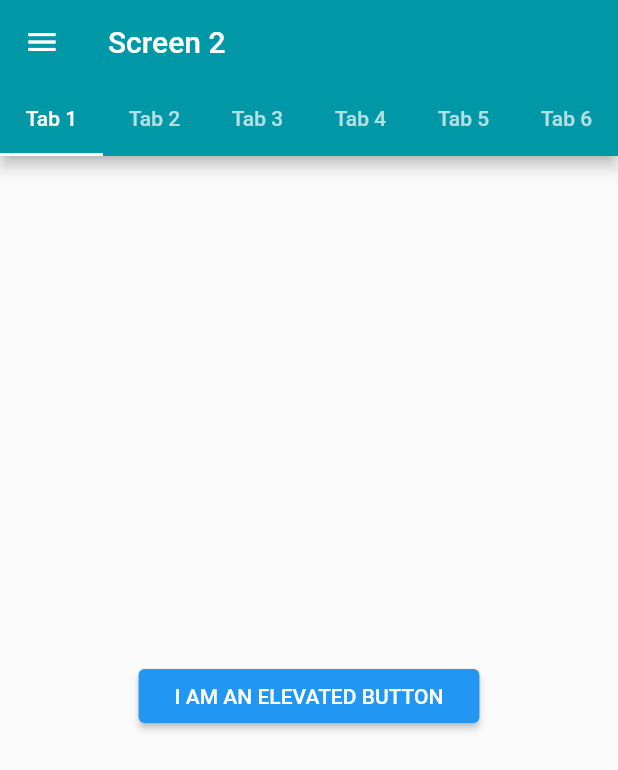
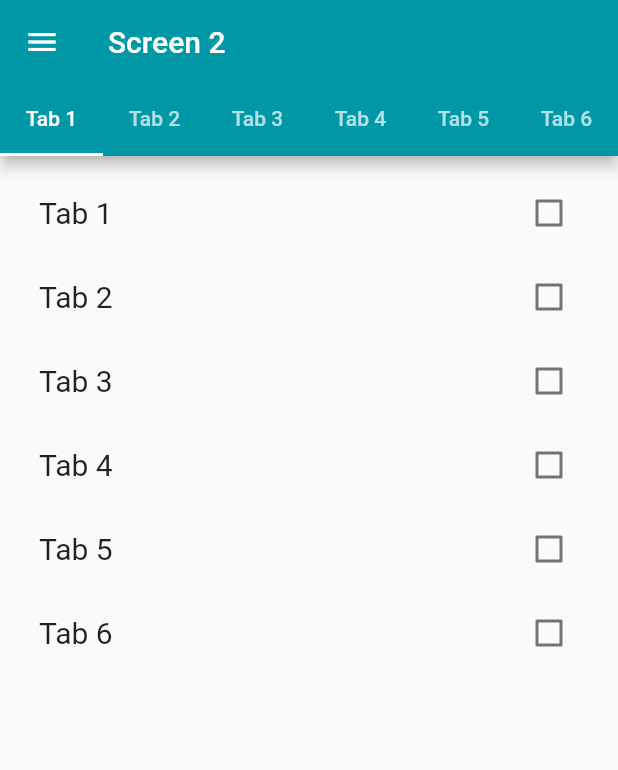
Before and after one commit to justEhmadSaeed/TabBar-Flutter, a Flutter app: the Screen2 screen opened by its route, on a phone screen of 412 x 824 dp. Shown: the top 770 px of the screen. Run offline on Flutter 3.47's test engine with Material 2 defaults, Android fonts, the phone set to English and light mode, and no system bars.

Commit message:
📦 NEW: ADD DatePicker

```diff
--- /dev/null
+++ b/lib/CheckBoxList.dart
@@ -0,0 +1,39 @@
+import 'package:flutter/material.dart';
+import 'package:tabbar_flutter/constants.dart';
+
+class CheckBoxList extends StatefulWidget {
+  CheckBoxList({required this.children, required this.controller}) {
+    this.values = List.generate(children.length, (index) => false);
+  }
+  final List<String> children;
+  late final List<bool> values;
+
+  final TabController controller;
+  @override
+  _CheckBoxListState createState() => _CheckBoxListState();
+}
+
+class _CheckBoxListState extends State<CheckBoxList> {
+  @override
+  Widget build(BuildContext context) {
+    var children = widget.children;
+    var values = widget.values;
+    return Column(
+        children: children.map((element) {
+      int index = children.indexOf(element);
+      return CheckboxListTile(
+        activeColor: Colors.teal,
+        title: Text(
+          element,
+          style: kCheckboxListTileStyle,
+        ),
+        value: values[index],
+        onChanged: (bool? value) {
+          setState(() {
+            values[index] = value!;
+          });
+        },
+      );
+    }).toList());
+  }
+}
--- a/lib/Screen2.dart
+++ b/lib/Screen2.dart
@@ -1,19 +1,39 @@
 import 'package:flutter/material.dart';
+import 'package:tabbar_flutter/CheckBoxList.dart';
+import 'package:tabbar_flutter/DatePicker.dart';
 import 'package:tabbar_flutter/DrawerHeader.dart';
 import 'package:tabbar_flutter/HomePage.dart';
 import 'package:tabbar_flutter/constants.dart';
 
-class Screen2 extends StatelessWidget {
+class Screen2 extends StatefulWidget {
   static final route = '/screen2';
+
+  @override
+  _Screen2State createState() => _Screen2State();
+}
+
+class _Screen2State extends State<Screen2> with SingleTickerProviderStateMixin {
+  late TabController _tabController;
+  @override
+  void initState() {
+    super.initState();
+    _tabController = TabController(length: 6, vsync: this);
+  }
+
+  @override
+  void dispose() {
+    _tabController.dispose();
+    super.dispose();
+  }
+
   @override
   Widget build(BuildContext context) {
-    return DefaultTabController(
-      length: 6,
-      child: Scaffold(
+    return Scaffold(
       appBar: AppBar(
         title: Text('Screen 2'),
         backgroundColor: Colors.cyan[700],
         bottom: TabBar(
+          controller: _tabController,
           indicatorColor: Colors.white,
           tabs: [
             Tab(
@@ -55,25 +75,25 @@ class Screen2 extends StatelessWidget {
         ),
       ),
       body: TabBarView(
+        controller: _tabController,
         children: [
           Center(
-              child: ElevatedButton(
-                onPressed: () {},
             child: Padding(
-                  padding: const EdgeInsets.all(8.0),
-                  child: Text('I AM AN ELEVATED BUTTON'),
+              padding: const EdgeInsets.all(10),
+              child: CheckBoxList(
+                children: [
+                  'Tab 1',
+                  'Tab 2',
+                  'Tab 3',
+                  'Tab 4',
+                  'Tab 5',
+                  'Tab 6',
+                ],
+                controller: _tabController,
               ),
             ),
           ),
-            Center(
-              child: ElevatedButton(
-                onPressed: () {},
-                child: Padding(
-                  padding: const EdgeInsets.all(8.0),
-                  child: Text('I AM AN ELEVATED BUTTON'),
-                ),
-              ),
-            ),
+          Center(child: DatePicker()),
           Center(
             child: ElevatedButton(
               onPressed: () {},
@@ -112,7 +132,6 @@ class Screen2 extends StatelessWidget {
           ),
         ],
       ),
-      ),
     );
   }
 }
--- a/lib/constants.dart
+++ b/lib/constants.dart
@@ -6,3 +6,4 @@ final Icon kDrawerHeaderIcon = Icon(
   size: 30,
 );
 const kDropdownItemsStyle = TextStyle(fontSize: 18);
+const kCheckboxListTileStyle = TextStyle(fontSize: 20);
```
Also changed, not shown: lib/DatePicker.dart (added, +39 -0 lines). Lines whose indentation alone changed are shown as unchanged.
